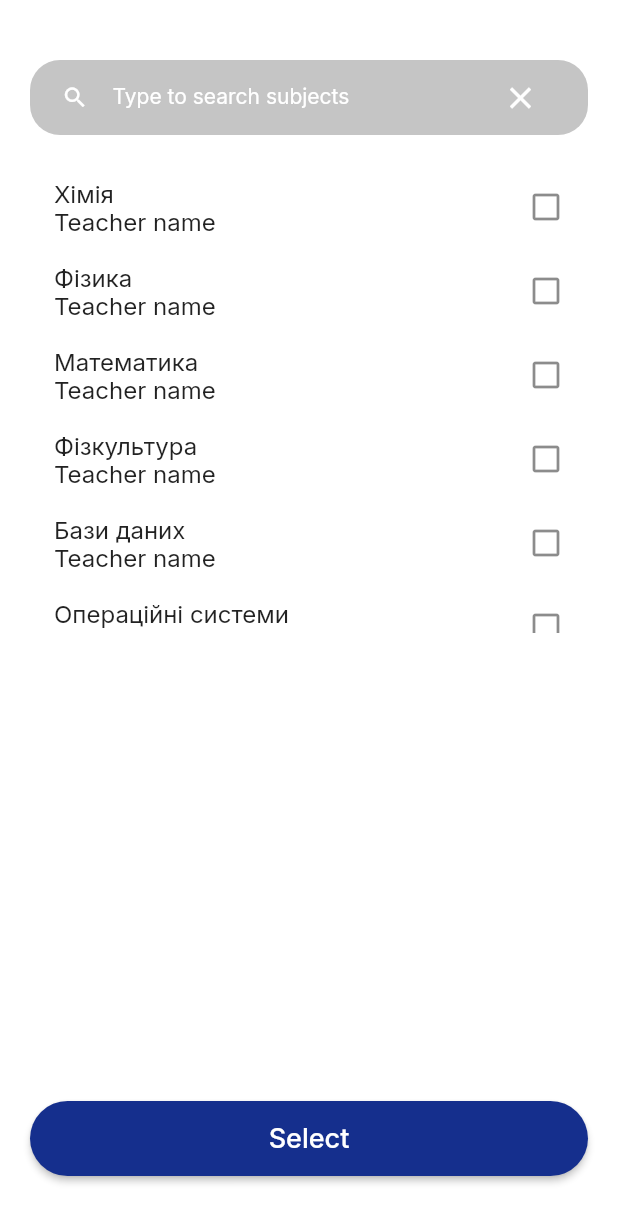
After one commit to FluSett/class_box, a Flutter app: the SelectSubjectsPage screen opened directly, on a phone screen of 412 x 824 dp. The commit adds this screen. Shown: the top 1223 px of the screen. Run offline on Flutter 3.47's test engine with Material 2 defaults, Android fonts, the phone set to English and light mode, and no system bars; our stand-ins replace blurrycontainer, firebase_auth, firebase_core, google_fonts, google_sign_in, material_design_icons_flutter; missing offline and left inert: flutter_facebook_auth; accounts and stored records are empty.

Commit message:
select subject ui

```diff
--- /dev/null
+++ b/lib/pages/method-pages/select_subjects_page.dart
@@ -0,0 +1,175 @@
+import 'package:flutter/material.dart';
+
+import '../../constants.dart';
+import '../../widgets_from_lib/drop_down.dart';
+import '../home_page.dart';
+
+class SelectSubjectsPage extends StatefulWidget {
+  const SelectSubjectsPage({Key? key}) : super(key: key);
+
+  @override
+  SelectSubjectsPageState createState() => SelectSubjectsPageState();
+}
+
+class SelectSubjectsPageState extends State<SelectSubjectsPage> {
+  final _scrollController = ScrollController();
+
+  final _searchController = TextEditingController();
+
+  List<SelectedListItem> mainList = [];
+
+  final List<SelectedListItem> _listOfSubjects = [
+    SelectedListItem(false, 'Хімія'),
+    SelectedListItem(false, 'Фізика'),
+    SelectedListItem(false, 'Математика'),
+    SelectedListItem(false, 'Фізкультура'),
+    SelectedListItem(false, 'Бази даних'),
+    SelectedListItem(false, 'Операційні системи'),
+    SelectedListItem(false, 'ООП'),
+    SelectedListItem(false, 'Мобільна розробка'),
+  ];
+
+  _buildSearchList(String userSearchTerm) {
+    final results = _listOfSubjects
+        .where((element) =>
+            element.name.toLowerCase().contains(userSearchTerm.toLowerCase()))
+        .toList();
+    if (userSearchTerm.isEmpty) {
+      mainList = _listOfSubjects;
+    } else {
+      mainList = results;
+    }
+    setState(() {});
+  }
+
+  /// This helps when want to clear text in search text field.
+  void _onClearTap() {
+    _searchController.clear();
+    mainList = _listOfSubjects;
+    setState(() {});
+  }
+
+  @override
+  void initState() {
+    super.initState();
+    mainList = _listOfSubjects;
+  }
+
+  @override
+  Widget build(BuildContext context) {
+    return Scaffold(
+      body: Container(
+        width: MediaQuery.of(context).size.width,
+        height: MediaQuery.of(context).size.height,
+        padding: EdgeInsets.symmetric(vertical: kDefaultPadding * 2),
+        color: Colors.white,
+        child: SafeArea(
+          child: Column(
+            children: [
+              Container(
+                margin: EdgeInsets.symmetric(horizontal: kDefaultPadding),
+                padding: EdgeInsets.symmetric(horizontal: kDefaultPadding),
+                decoration: BoxDecoration(
+                  color: const Color.fromARGB(255, 197, 197, 197),
+                  border: Border.all(width: 1, color: Colors.transparent),
+                  borderRadius: BorderRadius.circular(kDefaultRadius),
+                ),
+                child: TextField(
+                  onChanged: _buildSearchList,
+                  controller: _searchController,
+                  style: const TextStyle(
+                    fontSize: 14,
+                    color: Colors.white,
+                  ),
+                  decoration: InputDecoration(
+                    contentPadding: const EdgeInsets.only(top: 14),
+                    border: InputBorder.none,
+                    hintText: 'Type to search subjects',
+                    hintStyle: const TextStyle(color: Colors.white),
+                    icon: const Icon(
+                      Icons.search,
+                      size: 18,
+                      color: Colors.white,
+                    ),
+                    suffixIcon: IconButton(
+                      onPressed: () => _searchController.clear(),
+                      icon: const Icon(
+                        Icons.clear,
+                        color: Colors.white,
+                        size: 24,
+                      ),
+                    ),
+                  ),
+                ),
+              ),
+              SizedBox(height: kDefaultPadding),
+              Expanded(
+                child: ListView.builder(
+                  controller: _scrollController,
+                  itemCount: mainList.length,
+                  itemBuilder: (context, index) {
+                    return InkWell(
+                      onTap: null,
+                      child: Container(
+                        color: Colors.white,
+                        child: Padding(
+                          padding: const EdgeInsets.fromLTRB(20, 0, 20, 0),
+                          child: ListTile(
+                            title: Column(
+                              crossAxisAlignment: CrossAxisAlignment.start,
+                              children: [
+                                Text(
+                                  mainList[index].name,
+                                  style: const TextStyle(), //TODO: TEXTSTYLE
+                                ),
+                                const Text('Teacher name'), //TODO: TEXTSTYLE
+                              ],
+                            ),
+                            trailing: GestureDetector(
+                              onTap: () {
+                                setState(() {
+                                  mainList[index].isSelected =
+                                      !mainList[index].isSelected;
+                                });
+                              },
+                              child: mainList[index].isSelected
+                                  ? const Icon(
+                                      Icons.check_box,
+                                      color: Color.fromARGB(255, 21, 47, 141),
+                                      size: 22,
+                                    )
+                                  : const Icon(Icons.check_box_outline_blank),
+                            ),
+                          ),
+                        ),
+                      ),
+                    );
+                  },
+                ),
+              ),
+              const Spacer(),
+              Container(
+                width: double.infinity,
+                padding: EdgeInsets.symmetric(horizontal: kDefaultPadding),
+                height: 50,
+                child: ElevatedButton(
+                  onPressed: () => Navigator.push(
+                      context,
+                      MaterialPageRoute(
+                          builder: (context) => const HomePage())),
+                  style: ElevatedButton.styleFrom(
+                      primary: const Color.fromARGB(255, 21, 47, 141),
+                      shape: const StadiumBorder()),
+                  child: const Text(
+                    'Select',
+                    style: TextStyle(fontSize: 18, color: Colors.white),
+                  ),
+                ),
+              ),
+            ],
+          ),
+        ),
+      ),
+    );
+  }
+}
--- a/lib/widgets_from_lib/drop_down.dart
+++ b/lib/widgets_from_lib/drop_down.dart
@@ -121,12 +121,6 @@ class _MainBodyState extends State<MainBody> {
               child: Row(
                 mainAxisAlignment: MainAxisAlignment.center,
                 children: [
-                  /// Bottom sheet title text
-                  //Text(
-                  //  widget.dropDown.bottomSheetTitle ?? 'Title',
-                  //  style: const TextStyle(
-                  //      fontWeight: FontWeight.bold, fontSize: 20.0),
-                  //),
                   Expanded(
                     child: Container(),
                   ),
@@ -177,6 +171,7 @@ class _MainBodyState extends State<MainBody> {
                 borderRadius: BorderRadius.circular(kDefaultRadius),
               ),
               child: TextField(
+                onChanged: _buildSearchList,
                 controller: widget.dropDown.searchController,
                 style: const TextStyle(
                   fontSize: 14,
```
